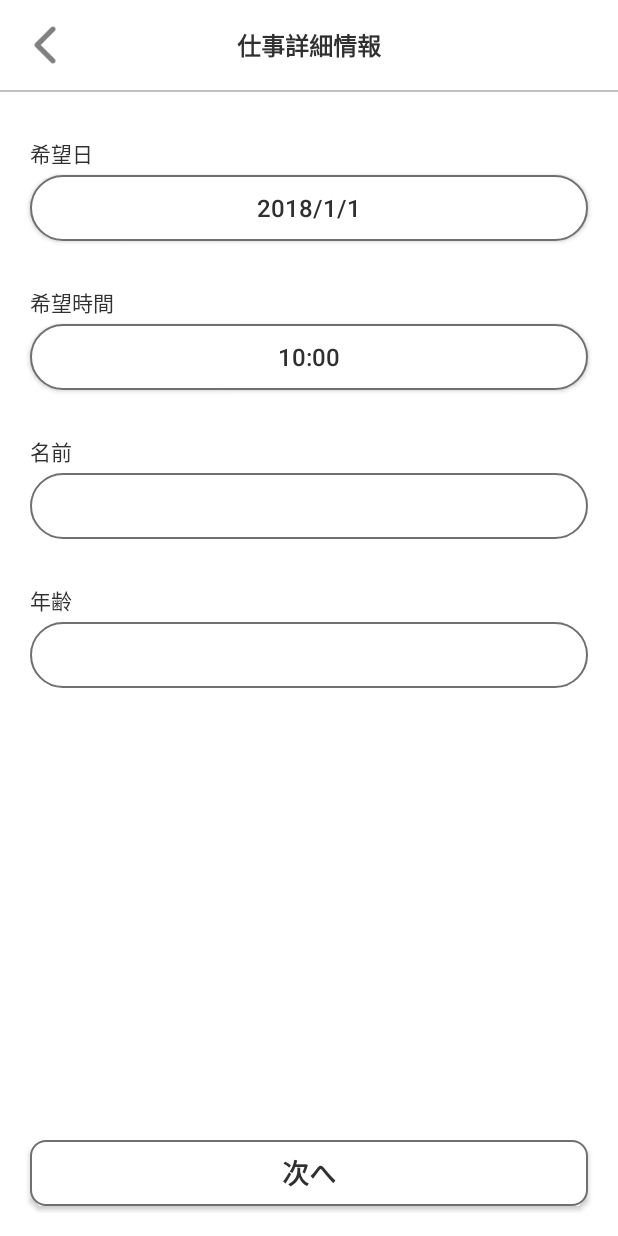
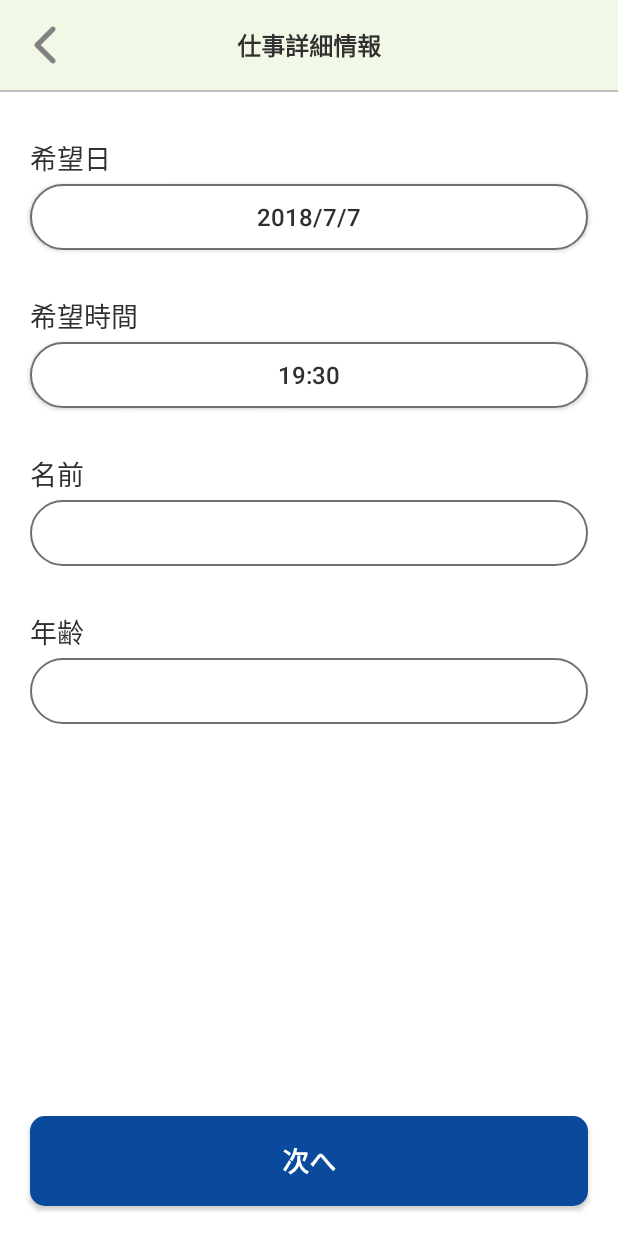
Before and after one commit to Leapfrog-Software/Putipro_old, an Android app: the fragment OfferDetailFragment shown on its own in the app's theme, on a phone screen of 412 x 824 dp. Run offline under Robolectric (Android 15) with nearby library versions, the phone set to English and light mode, and no system bars.

Commit message:
[Android] 仕事詳細から依頼完了までのデザイン修正

```diff
--- a/Android/app/build.gradle
+++ b/Android/app/build.gradle
@@ -25,4 +25,6 @@ dependencies {
     testImplementation 'junit:junit:4.12'
     androidTestImplementation 'com.android.support.test:runner:1.0.2'
     androidTestImplementation 'com.android.support.test.espresso:espresso-core:3.0.2'
+
+    implementation 'com.squareup.picasso:picasso:2.5.2'
 }
--- a/Android/app/src/main/java/leapfrog_inc/putipro/Fragment/Offer/OfferDetailFragment.java
+++ b/Android/app/src/main/java/leapfrog_inc/putipro/Fragment/Offer/OfferDetailFragment.java
@@ -51,7 +51,7 @@ public class OfferDetailFragment extends BaseFragment {
         mSelectedDay = calendar.get(Calendar.DAY_OF_MONTH);
         mSelectedHour = calendar.get(Calendar.HOUR_OF_DAY);
         mSelectedMinute = calendar.get(Calendar.MINUTE);
-        setSelectedDate();
+        setSelectedDate(view);
 
         return view;
     }
@@ -67,7 +67,7 @@ public class OfferDetailFragment extends BaseFragment {
                         mSelectedYear = year;
                         mSelectedMonth = month;
                         mSelectedDay = dayOfMonth;
-                        setSelectedDate();
+                        setSelectedDate(null);
                     }
                 }, mSelectedYear, mSelectedMonth, mSelectedDay);
                 datePickerDialog.show();
@@ -82,7 +82,7 @@ public class OfferDetailFragment extends BaseFragment {
                     public void onTimeSet(TimePicker view, int hourOfDay, int minute) {
                         mSelectedHour = hourOfDay;
                         mSelectedMinute = minute;
-                        setSelectedDate();
+                        setSelectedDate(null);
                     }
                 }, mSelectedHour, mSelectedMinute, true);
                 timePickerDialog.show();
@@ -104,9 +104,14 @@ public class OfferDetailFragment extends BaseFragment {
         });
     }
 
-    private void setSelectedDate() {
+    private void setSelectedDate(View v) {
 
-        View view = getView();
+        View view;
+        if (v != null) {
+            view = v;
+        } else {
+            view = getView();
+        }
 
         Calendar calendar = Calendar.getInstance();
         calendar.set(Calendar.YEAR, mSelectedYear);
--- a/Android/app/src/main/java/leapfrog_inc/putipro/Function/Constants.java
+++ b/Android/app/src/main/java/leapfrog_inc/putipro/Function/Constants.java
@@ -4,6 +4,7 @@ public class Constants {
 
     public static String ServerRootUrl = "http://10.0.2.2/putipro/";
     public static String ServerApiUrl = Constants.ServerRootUrl + "srv.php";
+    public static String ServerUserImageDirectory = Constants.ServerRootUrl + "data/image/user/";
 
     public static int HttpConnectTimeout = 10000;
     public static int HttpReadTimeout = 10000;
--- a/Android/app/src/main/res/drawable/shape_offer_confirm_send_button.xml
+++ b/Android/app/src/main/res/drawable/shape_offer_confirm_send_button.xml
@@ -4,9 +4,6 @@
     android:layout_width="match_parent"
     android:layout_height="match_parent">
 
-    <solid android:color="#fff" />
+    <solid android:color="@color/mainBlue" />
     <corners android:radius="10dp" />
-    <stroke
-        android:width="1dp"
-        android:color="#707070" />
 </shape>
--- a/Android/app/src/main/res/drawable/shape_offer_detail_next_button.xml
+++ b/Android/app/src/main/res/drawable/shape_offer_detail_next_button.xml
@@ -4,9 +4,6 @@
     android:layout_width="match_parent"
     android:layout_height="match_parent">
 
-    <solid android:color="#fff" />
+    <solid android:color="@color/mainBlue" />
     <corners android:radius="10dp" />
-    <stroke
-        android:width="1dp"
-        android:color="#707070" />
 </shape>
--- a/Android/app/src/main/res/layout/fragment_offer_candidate.xml
+++ b/Android/app/src/main/res/layout/fragment_offer_candidate.xml
@@ -11,7 +11,8 @@
         android:orientation="vertical">
         <FrameLayout
             android:layout_width="match_parent"
-            android:layout_height="@dimen/headerHeight">
+            android:layout_height="@dimen/headerHeight"
+            android:background="@color/headerColorOffer">
             <ImageButton
                 android:id="@+id/backButton"
                 android:layout_width="60dp"
--- a/Android/app/src/main/res/layout/fragment_offer_detail.xml
+++ b/Android/app/src/main/res/layout/fragment_offer_detail.xml
@@ -3,7 +3,8 @@
     android:layout_width="match_parent"
     android:layout_height="match_parent"
     android:background="#fff"
-    android:id="@+id/rootLayout">
+    android:id="@+id/rootLayout"
+    android:clickable="true">
 
     <LinearLayout
         android:layout_width="match_parent"
@@ -11,7 +12,8 @@
         android:orientation="vertical">
         <FrameLayout
             android:layout_width="match_parent"
-            android:layout_height="@dimen/headerHeight">
+            android:layout_height="@dimen/headerHeight"
+            android:background="@color/headerColorOffer">
             <ImageButton
                 android:id="@+id/backButton"
                 android:layout_width="60dp"
@@ -38,7 +40,7 @@
             android:layout_width="wrap_content"
             android:layout_height="wrap_content"
             android:text="希望日"
-            android:textSize="14dp"
+            android:textSize="18dp"
             android:textColor="@color/mainBlack"
             android:layout_marginTop="30dp"
             android:layout_marginLeft="20dp"/>
@@ -58,7 +60,7 @@
             android:layout_width="wrap_content"
             android:layout_height="wrap_content"
             android:text="希望時間"
-            android:textSize="14dp"
+            android:textSize="18dp"
             android:textColor="@color/mainBlack"
             android:layout_marginTop="30dp"
             android:layout_marginLeft="20dp"/>
@@ -78,7 +80,7 @@
             android:layout_width="wrap_content"
             android:layout_height="wrap_content"
             android:text="名前"
-            android:textSize="14dp"
+            android:textSize="18dp"
             android:textColor="@color/mainBlack"
             android:layout_marginTop="30dp"
             android:layout_marginLeft="20dp"/>
@@ -89,13 +91,16 @@
             android:background="@drawable/shape_offer_detail_edittext"
             android:layout_marginTop="4dp"
             android:layout_marginLeft="20dp"
-            android:layout_marginRight="20dp"/>
+            android:layout_marginRight="20dp"
+            android:inputType="text"
+            android:paddingLeft="22dp"
+            android:paddingRight="22dp"/>
 
         <TextView
             android:layout_width="wrap_content"
             android:layout_height="wrap_content"
             android:text="年齢"
-            android:textSize="14dp"
+            android:textSize="18dp"
             android:textColor="@color/mainBlack"
             android:layout_marginTop="30dp"
             android:layout_marginLeft="20dp"/>
@@ -106,7 +111,10 @@
             android:background="@drawable/shape_offer_detail_edittext"
             android:layout_marginTop="4dp"
             android:layout_marginLeft="20dp"
-            android:layout_marginRight="20dp" />
+            android:layout_marginRight="20dp"
+            android:inputType="number"
+            android:paddingLeft="22dp"
+            android:paddingRight="22dp"/>
 
         <View
             android:layout_width="1dp"
@@ -116,10 +124,10 @@
         <Button
             android:id="@+id/nextButton"
             android:layout_width="match_parent"
-            android:layout_height="44dp"
+            android:layout_height="60dp"
             android:text="次へ"
             android:textSize="18dp"
-            android:textColor="@color/mainBlack"
+            android:textColor="#fff"
             android:textStyle="bold"
             android:background="@drawable/shape_offer_detail_next_button"
             android:layout_marginLeft="20dp"
```
Also changed, not shown: Android/app/src/main/java/leapfrog_inc/putipro/Fragment/Offer/OfferCandidateFragment.java (+11 -0 lines), Android/app/src/main/java/leapfrog_inc/putipro/Fragment/Offer/OfferConfirmFragment.java (+47 -1 lines), Android/app/src/main/java/leapfrog_inc/putipro/Function/PicassoUtility.java (added, +66 -0 lines), Android/app/src/main/res/layout/adapter_offer_candidate.xml (+15 -3 lines), Android/app/src/main/res/layout/fragment_offer_confirm.xml (+7 -3 lines), Android/app/src/main/res/drawable/no_image.png (added).
